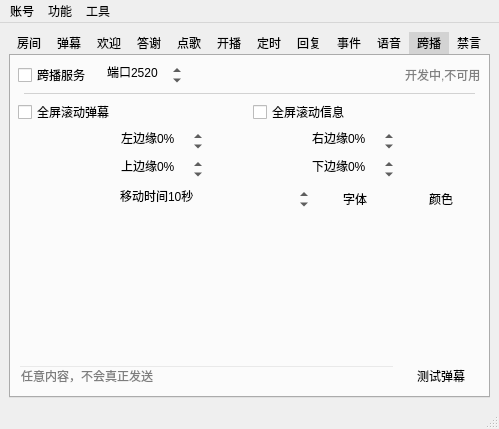
First picture: the form in mainwindow.ui, repository iwxyi/Bilibili-MagicalDanmaku, before the edit.
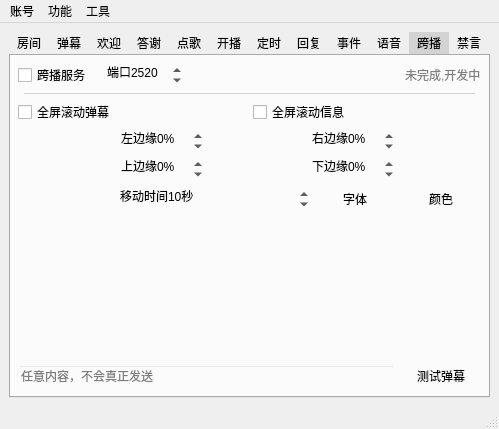
Second picture: the form after the edit. The open tabs and pages were chosen to show the change. Icons and pictures are not drawn. Custom widgets are drawn as their Qt base class.

Patch:
```diff
--- a/mainwindow.ui
+++ b/mainwindow.ui
@@ -2138,7 +2138,7 @@
              <string notr="true">color: gray;</string>
             </property>
             <property name="text">
-             <string>开发中,不可用</string>
+             <string>未完成,开发中</string>
             </property>
            </widget>
           </item>
```
Left out of the diff: 4 changed lines with no effect on the pictures.
